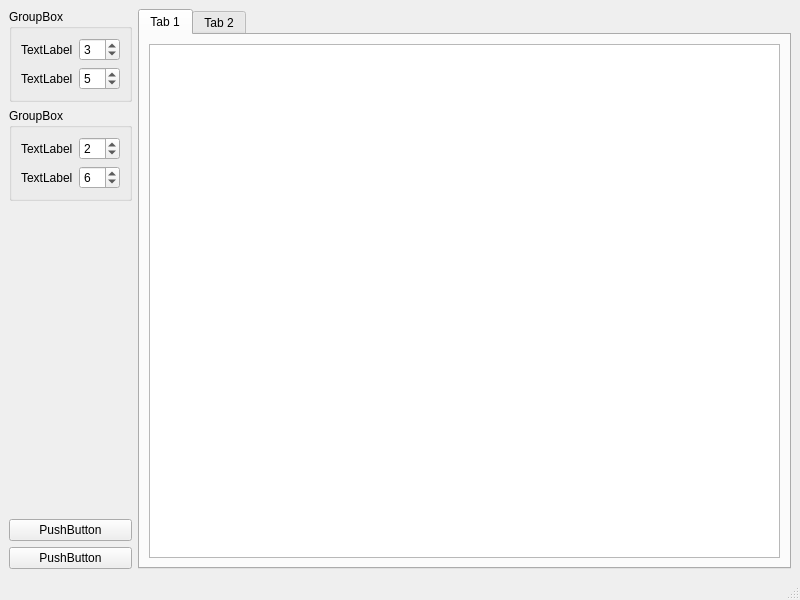
Above: src/main/resources/base/window.ui from redbug312/ntuoc13-interview-scheduler before the change. Below: the same form after it.
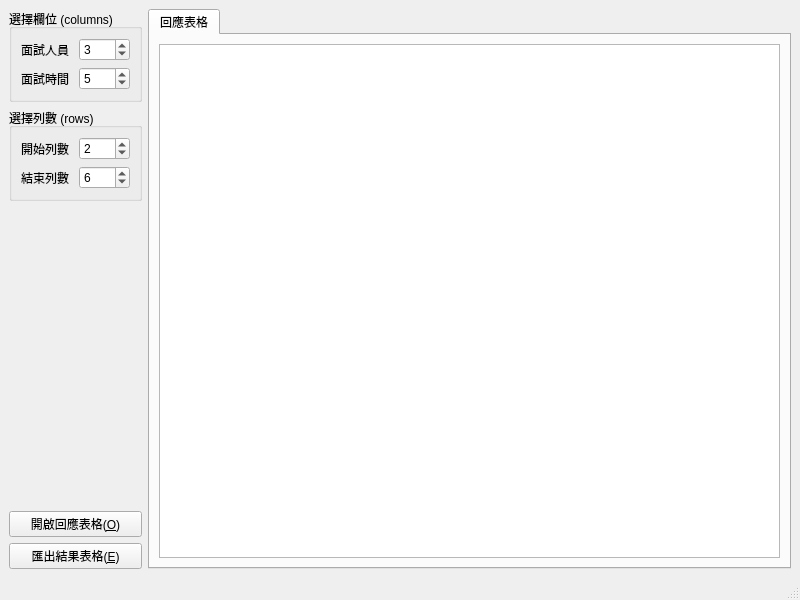
That is the form after the change. Custom widgets are drawn as their Qt base class.

Commit message: Fill in label text

```diff
--- a/src/main/resources/base/window.ui
+++ b/src/main/resources/base/window.ui
@@ -32,7 +32,7 @@
       <item>
        <widget class="QGroupBox" name="groupBox">
         <property name="title">
-         <string>GroupBox</string>
+         <string>選擇欄位 (columns)</string>
         </property>
         <layout class="QVBoxLayout" name="verticalLayout_3">
          <item>
@@ -40,14 +40,20 @@
            <item row="0" column="0">
             <widget class="QLabel" name="intvwLabel">
              <property name="text">
-              <string>TextLabel</string>
+              <string>面試人員</string>
+             </property>
+             <property name="buddy">
+              <cstring>intvwSpinbox</cstring>
              </property>
             </widget>
            </item>
            <item row="1" column="0">
             <widget class="QLabel" name="tmsltLabel">
              <property name="text">
-              <string>TextLabel</string>
+              <string>面試時間</string>
+             </property>
+             <property name="buddy">
+              <cstring>tmsltSpinbox</cstring>
              </property>
             </widget>
            </item>
@@ -79,7 +85,7 @@
       <item>
        <widget class="QGroupBox" name="groupBox_2">
         <property name="title">
-         <string>GroupBox</string>
+         <string>選擇列數 (rows)</string>
         </property>
         <layout class="QHBoxLayout" name="horizontalLayout_4">
          <item>
@@ -87,14 +93,20 @@
            <item row="0" column="0">
             <widget class="QLabel" name="startRowLabel">
              <property name="text">
-              <string>TextLabel</string>
+              <string>開始列數</string>
+             </property>
+             <property name="buddy">
+              <cstring>startRowSpinbox</cstring>
              </property>
             </widget>
            </item>
            <item row="1" column="0">
             <widget class="QLabel" name="endRowLabel">
              <property name="text">
-              <string>TextLabel</string>
+              <string>結束列數</string>
+             </property>
+             <property name="buddy">
+              <cstring>endRowSpinbox</cstring>
              </property>
             </widget>
            </item>
@@ -139,14 +151,14 @@
       <item>
        <widget class="QPushButton" name="fileLoadButton">
         <property name="text">
-         <string>PushButton</string>
+         <string>開啟回應表格(&amp;O)</string>
         </property>
        </widget>
       </item>
       <item>
        <widget class="QPushButton" name="fileWriteButton">
         <property name="text">
-         <string>PushButton</string>
+         <string>匯出結果表格(&amp;E)</string>
         </property>
        </widget>
       </item>
@@ -158,7 +170,7 @@
        <widget class="QTabWidget" name="tabWidget">
         <widget class="QWidget" name="tab">
          <attribute name="title">
-          <string>Tab 1</string>
+          <string>回應表格</string>
          </attribute>
          <layout class="QHBoxLayout" name="horizontalLayout_3">
           <item>
@@ -176,11 +188,6 @@
           </item>
          </layout>
         </widget>
-        <widget class="QWidget" name="tab_2">
-         <attribute name="title">
-          <string>Tab 2</string>
-         </attribute>
-        </widget>
        </widget>
       </item>
      </layout>
```
Left out of the diff: 3 changed lines with no effect on the pictures. The commit also changes 1 other file.
